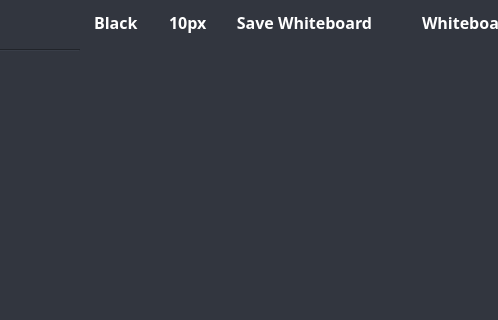
Old version of the form groupwidget.ui in the repository dparker2/StudyGroup; both pictures show x 208 to 706 and y 0 to 320 of the 1030 by 512 pixel window.
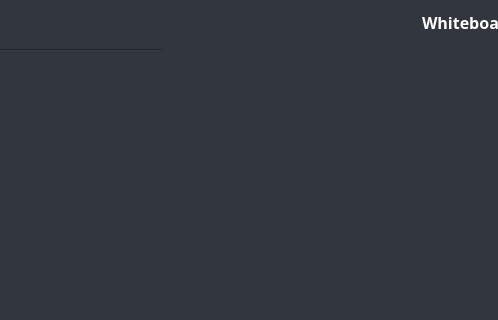
New version of the form. The open tabs and pages were chosen to show the change. Icons and pictures are not drawn.

Commit message: Complete whiteboard refactor. Still need to delete a lot of bloat.

```diff
--- a/groupwidget.ui
+++ b/groupwidget.ui
@@ -156,210 +156,6 @@
                   <property name="bottomMargin">
                    <number>0</number>
                   </property>
-                  <item>
-                   <widget class="QComboBox" name="comboBox_pen_color">
-                    <property name="sizePolicy">
-                     <sizepolicy hsizetype="Fixed" vsizetype="Fixed">
-                      <horstretch>0</horstretch>
-                      <verstretch>0</verstretch>
-                     </sizepolicy>
-                    </property>
-                    <property name="font">
-                     <font>
-                      <family>Trebuchet MS</family>
-                      <pointsize>12</pointsize>
-                      <weight>75</weight>
-                      <italic>false</italic>
-                      <bold>true</bold>
-                     </font>
-                    </property>
-                    <property name="styleSheet">
-                     <string notr="true">QComboBox {
-background-color: rgb(50, 54, 63);
-color: white; 
-font:bold;
-border: 0px;
-padding-top: 1px;
-padding-left: 4px;
-padding-right: 0px;
-}
-
-QComboBox QListView {
-	color: white;
-}
-
-QComboBox:hover {
-	background-color: rgba(0, 127, 177, 0.6);
-}
-
-QComboBox::drop-down {
-   border: 0px;
-}
-
-QComboBox::down-arrow {
-	image: url(:/resources/img/down-arrow.png);
-}
-</string>
-                    </property>
-                    <property name="editable">
-                     <bool>false</bool>
-                    </property>
-                    <property name="sizeAdjustPolicy">
-                     <enum>QComboBox::AdjustToContentsOnFirstShow</enum>
-                    </property>
-                    <item>
-                     <property name="text">
-                      <string>Black</string>
-                     </property>
-                    </item>
-                    <item>
-                     <property name="text">
-                      <string>Red</string>
-                     </property>
-                    </item>
-                    <item>
-                     <property name="text">
-                      <string>Green</string>
-                     </property>
-                    </item>
-                    <item>
-                     <property name="text">
-                      <string>Blue</string>
-                     </property>
-                    </item>
-                   </widget>
-                  </item>
-                  <item>
-                   <widget class="QComboBox" name="comboBox_pen_size">
-                    <property name="sizePolicy">
-                     <sizepolicy hsizetype="Fixed" vsizetype="Fixed">
-                      <horstretch>0</horstretch>
-                      <verstretch>0</verstretch>
-                     </sizepolicy>
-                    </property>
-                    <property name="maximumSize">
-                     <size>
-                      <width>16777215</width>
-                      <height>16777215</height>
-                     </size>
-                    </property>
-                    <property name="font">
-                     <font>
-                      <family>Trebuchet MS</family>
-                      <pointsize>12</pointsize>
-                      <weight>75</weight>
-                      <italic>false</italic>
-                      <bold>true</bold>
-                     </font>
-                    </property>
-                    <property name="styleSheet">
-                     <string notr="true">QComboBox {
-background-color: rgb(50, 54, 63);
-color: white; 
-font:bold;
-border: 0px;
-padding-top: 1px;
-padding-left: 4px;
-padding-right: 0px;
-}
-
-QComboBox QListView {
-	color: white;
-}
-
-QComboBox:hover {
-	background-color: rgba(0, 127, 177, 0.6);
-}
-
-QComboBox::drop-down {
-   border: 0px;
-}
-
-QComboBox::down-arrow {
-	image: url(:/resources/img/down-arrow.png);
-}
-</string>
-                    </property>
-                    <property name="editable">
-                     <bool>false</bool>
-                    </property>
-                    <property name="currentIndex">
-                     <number>4</number>
-                    </property>
-                    <property name="sizeAdjustPolicy">
-                     <enum>QComboBox::AdjustToContents</enum>
-                    </property>
-                    <item>
-                     <property name="text">
-                      <string>2px</string>
-                     </property>
-                    </item>
-                    <item>
-                     <property name="text">
-                      <string>4px</string>
-                     </property>
-                    </item>
-                    <item>
-                     <property name="text">
-                      <string>6px</string>
-                     </property>
-                    </item>
-                    <item>
-                     <property name="text">
-                      <string>8px</string>
-                     </property>
-                    </item>
-                    <item>
-                     <property name="text">
-                      <string>10px</string>
-                     </property>
-                    </item>
-                   </widget>
-                  </item>
-                  <item>
-                   <widget class="QToolButton" name="save_whiteboard_button">
-                    <property name="enabled">
-                     <bool>true</bool>
-                    </property>
-                    <property name="font">
-                     <font>
-                      <family>Trebuchet MS</family>
-                      <pointsize>12</pointsize>
-                      <weight>75</weight>
-                      <italic>false</italic>
-                      <bold>true</bold>
-                     </font>
-                    </property>
-                    <property name="styleSheet">
-                     <string notr="true">QToolButton {
-background-color: rgb(50, 54, 63);
-color: white; 
-font:bold;
-border: 0px;
-}
-
-QToolButton:hover {
-	background-color: rgba(0, 127, 177, 0.6);
-}</string>
-                    </property>
-                    <property name="text">
-                     <string>Save Whiteboard</string>
-                    </property>
-                   </widget>
-                  </item>
-                  <item>
-                   <spacer name="horizontalSpacer_3">
-                    <property name="orientation">
-                     <enum>Qt::Horizontal</enum>
-                    </property>
-                    <property name="sizeHint" stdset="0">
-                     <size>
-                      <width>40</width>
-                      <height>20</height>
-                     </size>
-                    </property>
-                   </spacer>
-                  </item>
                  </layout>
                  <zorder>horizontalSpacer_3</zorder>
                  <zorder>save_whiteboard_button</zorder>
```
Left out of the diff: 6 changed lines with no effect on the pictures. The commit also changes 18 other files.
